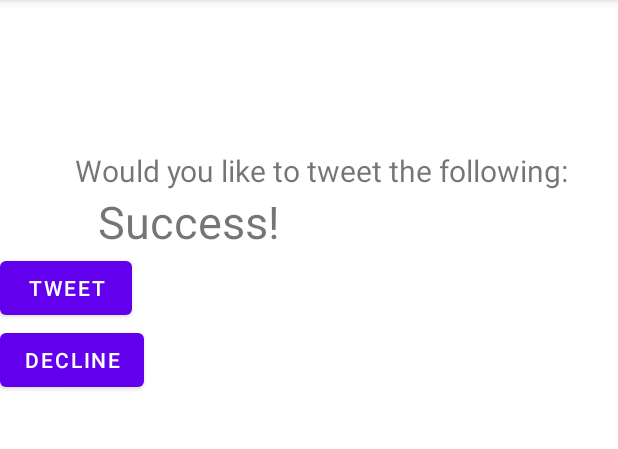
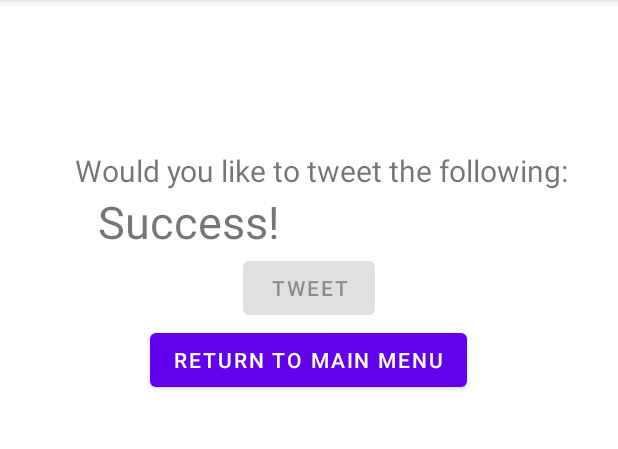
Before and after one commit to Jai-Wilson/EducationalGame, an Android app: the SocialNetworkingActivity screen opened directly, with no data from a screen before it, after a tap on "TWEET", on a phone screen of 412 x 824 dp, the part 84-533 px from its top. Run offline under Robolectric (Android 15) with nearby library versions, the phone set to English and light mode, and no system bars; 2 statements that could not run were skipped.

Commit message:
Return to main screne after tweet has been made/declined

```diff
--- a/app/src/main/java/au/edu/jcu/cp3406/educationalgame/GameActivity.java
+++ b/app/src/main/java/au/edu/jcu/cp3406/educationalgame/GameActivity.java
@@ -39,6 +39,7 @@ public class GameActivity extends AppCompatActivity {
     public int correctCounter;
     public int incorrectCounter;
     public Boolean lightMode;
+    public String userName;
 
 
 
@@ -49,6 +50,7 @@ public class GameActivity extends AppCompatActivity {
 
         Intent intent = getIntent();
         lightMode = intent.getBooleanExtra("lightMode", true);
+        userName = intent.getStringExtra("userName");
 
         game = new Game();
         startButton = findViewById(R.id.startButton);
@@ -109,6 +111,7 @@ public class GameActivity extends AppCompatActivity {
             onGameFinished(correctCounter);
             Intent intent = new Intent(this, SocialNetworkingActivity.class);
             intent.putExtra("Score", correctCounter);
+            intent.putExtra("userName", userName);
             startActivity(intent);
 
 //            super.onBackPressed();
--- a/app/src/main/java/au/edu/jcu/cp3406/educationalgame/SocialNetworkingActivity.java
+++ b/app/src/main/java/au/edu/jcu/cp3406/educationalgame/SocialNetworkingActivity.java
@@ -22,6 +22,7 @@ public class SocialNetworkingActivity extends AppCompatActivity {
     private User user;
     Button sendTweetbutton;
     Button declineTweetButton;
+    public String userName;
 
 
 
@@ -35,9 +36,10 @@ public class SocialNetworkingActivity extends AppCompatActivity {
 
         Intent intent = getIntent();
         score = intent.getIntExtra("Score", 0);
+        userName = intent.getStringExtra("userName");
 
         userScore = findViewById(R.id.userScoreDisplay);
-        userScore.setText(String.format("Just scored %d on the chemystery quiz! #learningisfun", score));
+        userScore.setText(String.format("%s just scored %d on the chemystery quiz! #learningisfun", userName, score));
     }
 
 
@@ -48,7 +50,7 @@ public class SocialNetworkingActivity extends AppCompatActivity {
                 if (isAuthorised()) {
 
                     try {
-                        twitter.updateStatus(String.format("Just scored %d on the chemystery quiz! #learningisfun", score));
+                        twitter.updateStatus(String.format("%s just scored %d on the chemystery quiz! #learningisfun", userName, score));
                     } catch (TwitterException ignored) {
 
                     }
@@ -56,10 +58,9 @@ public class SocialNetworkingActivity extends AppCompatActivity {
 
             }
         });
-
         userScore.setText("Success!");
-
-
+        sendTweetbutton.setEnabled(false);
+        declineTweetButton.setText("Return to main menu");
     }
 
     private boolean isAuthorised() {
@@ -75,6 +76,8 @@ public class SocialNetworkingActivity extends AppCompatActivity {
 
 
     public void declineTweet(View view) {
-        super.onBackPressed();
+//        super.onBackPressed();
+        Intent intent = new Intent(getApplicationContext(), MainActivity.class);
+        startActivity(intent);
     }
 }
--- a/app/src/main/res/layout/activity_social_networking.xml
+++ b/app/src/main/res/layout/activity_social_networking.xml
@@ -30,13 +30,15 @@
         android:text="Tweet"
         android:id="@+id/tweetButton"
         android:onClick="sendTweetClicked"
+        android:layout_gravity="center"
         />
     <Button
         android:layout_width="wrap_content"
         android:layout_height="wrap_content"
-        android:text="Decline"
+        android:text="Return to main menu"
         android:id="@+id/noTweet"
         android:onClick="declineTweet"
+        android:layout_gravity="center"
         />
 
 </LinearLayout>
```
Also changed, not shown: app/src/main/java/au/edu/jcu/cp3406/educationalgame/MainActivity.java (+42 -4 lines), app/src/main/res/layout/activity_main.xml (+7 -0 lines).
